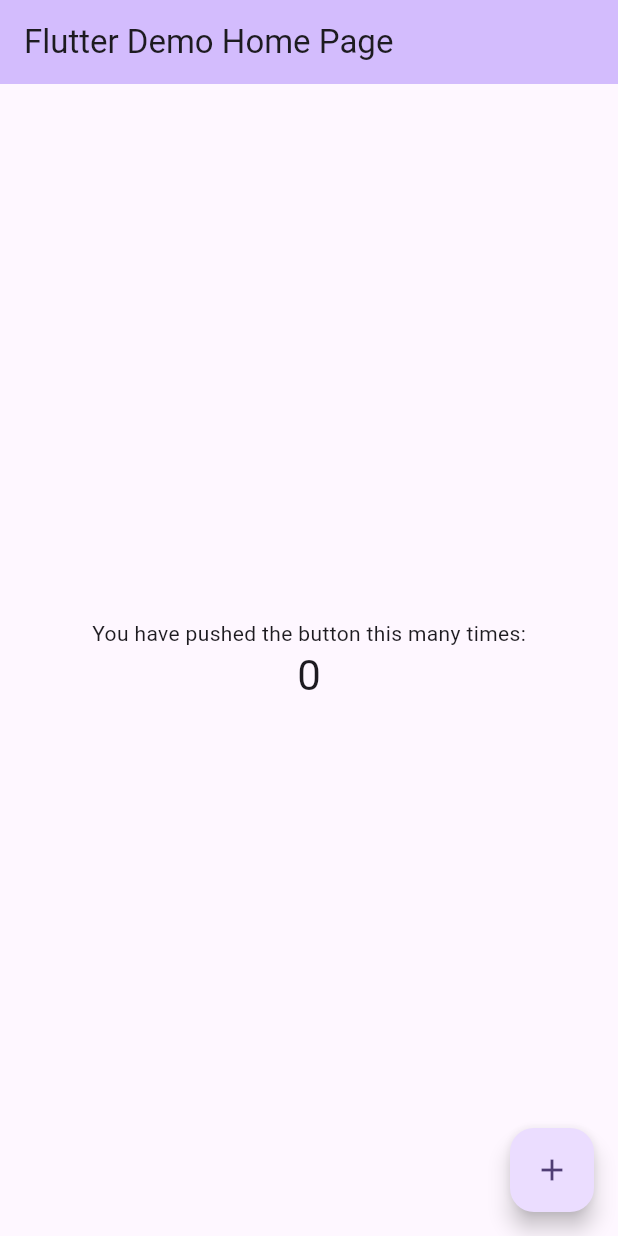
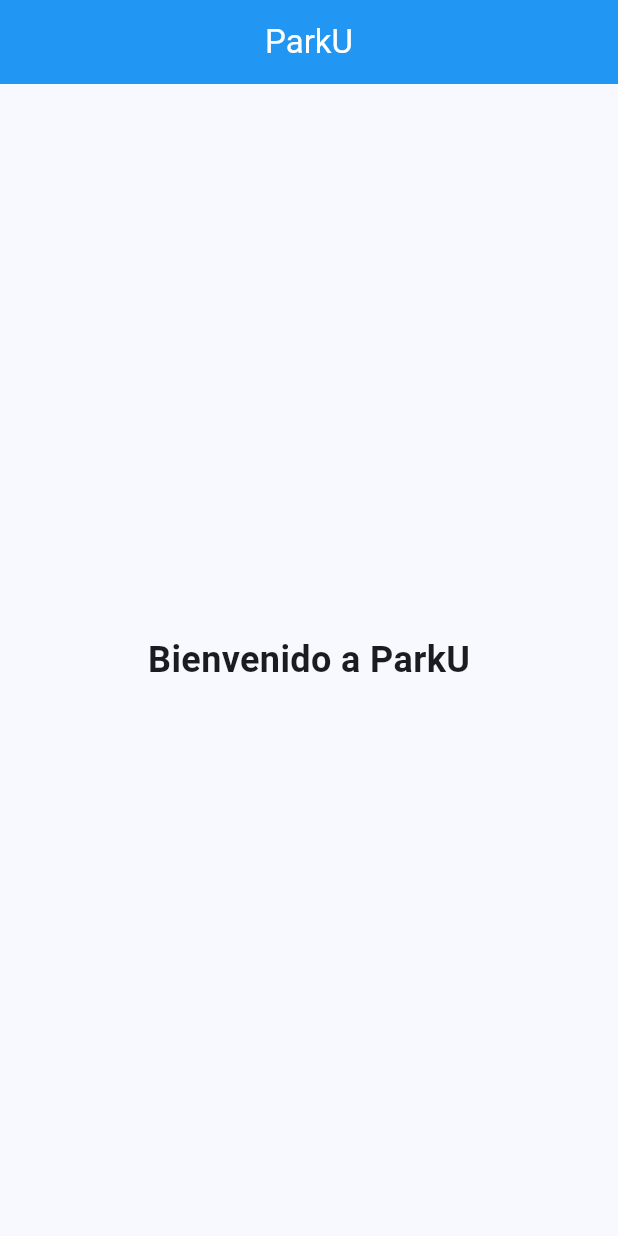
Before and after one commit to cano0102/ParkU-Movil, a Flutter app: the screen it shows after launch, on a phone screen of 412 x 824 dp. Run offline on Flutter 3.47's test engine with Material 3 defaults, Android fonts, the phone set to English and light mode, and no system bars.

Commit message:
Añadiendo configuracion de colores y temas principales del aplicativo

```diff
--- a/lib/app/app.dart
+++ b/lib/app/app.dart
@@ -0,0 +1,54 @@
+import 'package:flutter/material.dart';
+import 'theme/app_theme.dart';
+
+
+/// Widget principal de la aplicación.
+/// StatelessWidget se utiliza porque este widget no cambia su estado.
+class ParkUApp extends StatelessWidget {
+  const ParkUApp({super.key});
+
+  @override
+  Widget build(BuildContext context) {
+    return MaterialApp(
+      // Elimina la etiqueta "DEBUG" de la esquina superior derecha.
+      debugShowCheckedModeBanner: false,
+
+      // Título de la aplicación.
+      title: 'ParkU',
+
+      // Tema personalizado definido en app_theme.dart.
+      theme: AppTheme.lightTheme,
+
+      // Pantalla inicial de la aplicación.
+      home: const HomePage(),
+    );
+  }
+}
+
+/// Pantalla principal (temporal).
+/// Más adelante podrás reemplazarla por LoginPage,
+/// SplashPage o DashboardPage.
+class HomePage extends StatelessWidget {
+  const HomePage({super.key});
+
+  @override
+  Widget build(BuildContext context) {
+    return Scaffold(
+      // Barra superior.
+      appBar: AppBar(
+        title: const Text('ParkU'),
+      ),
+
+      // Contenido de la pantalla.
+      body: const Center(
+        child: Text(
+          'Bienvenido a ParkU',
+          style: TextStyle(
+            fontSize: 24,
+            fontWeight: FontWeight.bold,
+          ),
+        ),
+      ),
+    );
+  }
+}
--- a/lib/app/theme/app_theme.dart
+++ b/lib/app/theme/app_theme.dart
@@ -0,0 +1,17 @@
+import 'package:flutter/material.dart';
+
+class AppTheme {
+  static ThemeData lightTheme = ThemeData(
+    useMaterial3: true,
+
+    colorScheme: ColorScheme.fromSeed(
+      seedColor: Colors.blue,
+    ),
+
+    appBarTheme: const AppBarTheme(
+      centerTitle: true,
+      backgroundColor: Colors.blue,
+      foregroundColor: Colors.white,
+    ),
+  );
+}
--- a/lib/main.dart
+++ b/lib/main.dart
@@ -1,122 +1,5 @@
 import 'package:flutter/material.dart';
-
+import 'package:parku_movil/app/app.dart';
 void main() {
-  runApp(const MyApp());
+  runApp(const ParkUApp());
 }
-
-class MyApp extends StatelessWidget {
-  const MyApp({super.key});
-
-  // This widget is the root of your application.
-  @override
-  Widget build(BuildContext context) {
-    return MaterialApp(
-      title: 'Flutter Demo',
-      theme: ThemeData(
-        // This is the theme of your application.
-        //
-        // TRY THIS: Try running your application with "flutter run". You'll see
-        // the application has a purple toolbar. Then, without quitting the app,
-        // try changing the seedColor in the colorScheme below to Colors.green
-        // and then invoke "hot reload" (save your changes or press the "hot
-        // reload" button in a Flutter-supported IDE, or press "r" if you used
-        // the command line to start the app).
-        //
-        // Notice that the counter didn't reset back to zero; the application
-        // state is not lost during the reload. To reset the state, use hot
-        // restart instead.
-        //
-        // This works for code too, not just values: Most code changes can be
-        // tested with just a hot reload.
-        colorScheme: .fromSeed(seedColor: Colors.deepPurple),
-      ),
-      home: const MyHomePage(title: 'Flutter Demo Home Page'),
-    );
-  }
-}
-
-class MyHomePage extends StatefulWidget {
-  const MyHomePage({super.key, required this.title});
-
-  // This widget is the home page of your application. It is stateful, meaning
-  // that it has a State object (defined below) that contains fields that affect
-  // how it looks.
-
-  // This class is the configuration for the state. It holds the values (in this
-  // case the title) provided by the parent (in this case the App widget) and
-  // used by the build method of the State. Fields in a Widget subclass are
-  // always marked "final".
-
-  final String title;
-
-  @override
-  State<MyHomePage> createState() => _MyHomePageState();
-}
-
-class _MyHomePageState extends State<MyHomePage> {
-  int _counter = 0;
-
-  void _incrementCounter() {
-    setState(() {
-      // This call to setState tells the Flutter framework that something has
-      // changed in this State, which causes it to rerun the build method below
-      // so that the display can reflect the updated values. If we changed
-      // _counter without calling setState(), then the build method would not be
-      // called again, and so nothing would appear to happen.
-      _counter++;
-    });
-  }
-
-  @override
-  Widget build(BuildContext context) {
-    // This method is rerun every time setState is called, for instance as done
-    // by the _incrementCounter method above.
-    //
-    // The Flutter framework has been optimized to make rerunning build methods
-    // fast, so that you can just rebuild anything that needs updating rather
-    // than having to individually change instances of widgets.
-    return Scaffold(
-      appBar: AppBar(
-        // TRY THIS: Try changing the color here to a specific color (to
-        // Colors.amber, perhaps?) and trigger a hot reload to see the AppBar
-        // change color while the other colors stay the same.
-        backgroundColor: Theme.of(context).colorScheme.inversePrimary,
-        // Here we take the value from the MyHomePage object that was created by
-        // the App.build method, and use it to set our appbar title.
-        title: Text(widget.title),
-      ),
-      body: Center(
-        // Center is a layout widget. It takes a single child and positions it
-        // in the middle of the parent.
-        child: Column(
-          // Column is also a layout widget. It takes a list of children and
-          // arranges them vertically. By default, it sizes itself to fit its
-          // children horizontally, and tries to be as tall as its parent.
-          //
-          // Column has various properties to control how it sizes itself and
-          // how it positions its children. Here we use mainAxisAlignment to
-          // center the children vertically; the main axis here is the vertical
-          // axis because Columns are vertical (the cross axis would be
-          // horizontal).
-          //
-          // TRY THIS: Invoke "debug painting" (choose the "Toggle Debug Paint"
-          // action in the IDE, or press "p" in the console), to see the
-          // wireframe for each widget.
-          mainAxisAlignment: .center,
-          children: [
-            const Text('You have pushed the button this many times:'),
-            Text(
-              '$_counter',
-              style: Theme.of(context).textTheme.headlineMedium,
-            ),
-          ],
-        ),
-      ),
-      floatingActionButton: FloatingActionButton(
-        onPressed: _incrementCounter,
-        tooltip: 'Increment',
-        child: const Icon(Icons.add),
-      ),
-    );
-  }
-}
```
Also changed, not shown: lib/features/auth/presentation/pages/login.dart (added).
